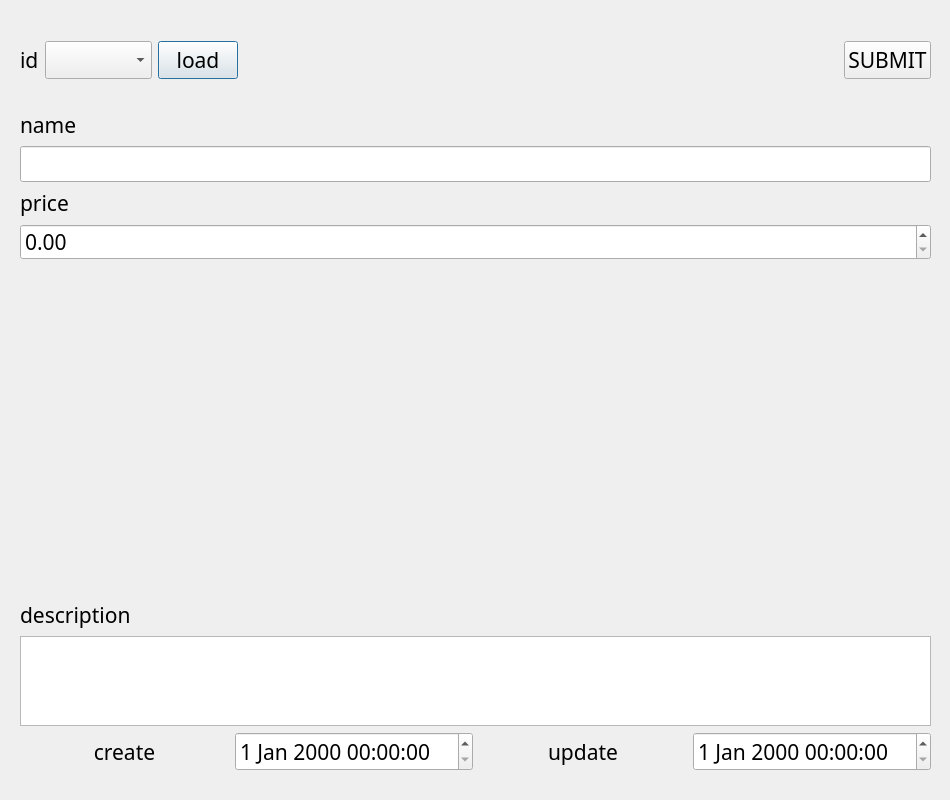
This is ui/submaterialDialog.ui in SuhYeoJee/OrderManager as Qt 5 draws it before an edit. The edited form follows.
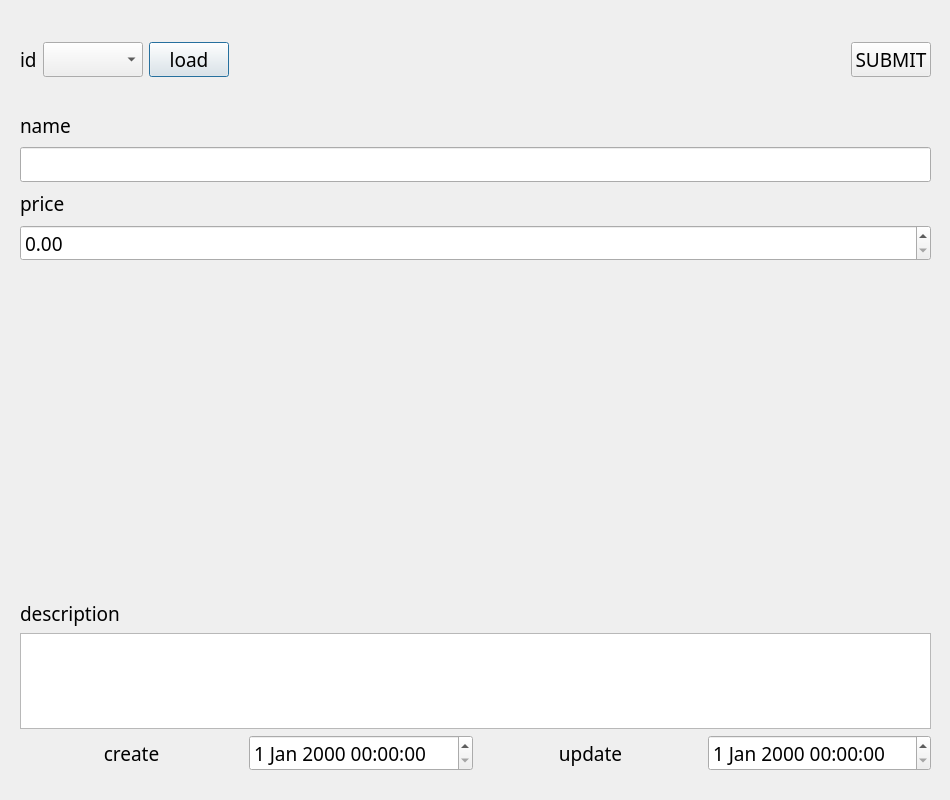
This is the edited form.

The edit to the form file:
```diff
--- a/ui/submaterialDialog.ui
+++ b/ui/submaterialDialog.ui
@@ -13,7 +13,7 @@
   <property name="font">
    <font>
     <family>굴림</family>
-    <pointsize>16</pointsize>
+    <pointsize>14</pointsize>
    </font>
   </property>
   <property name="windowTitle">
```
